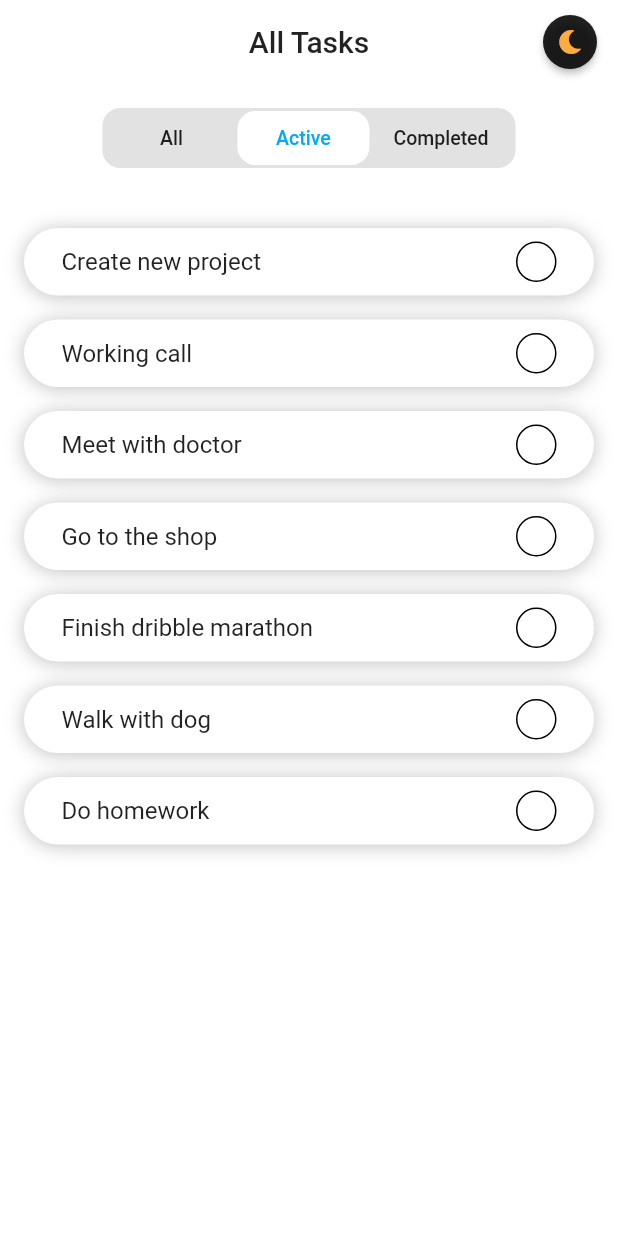
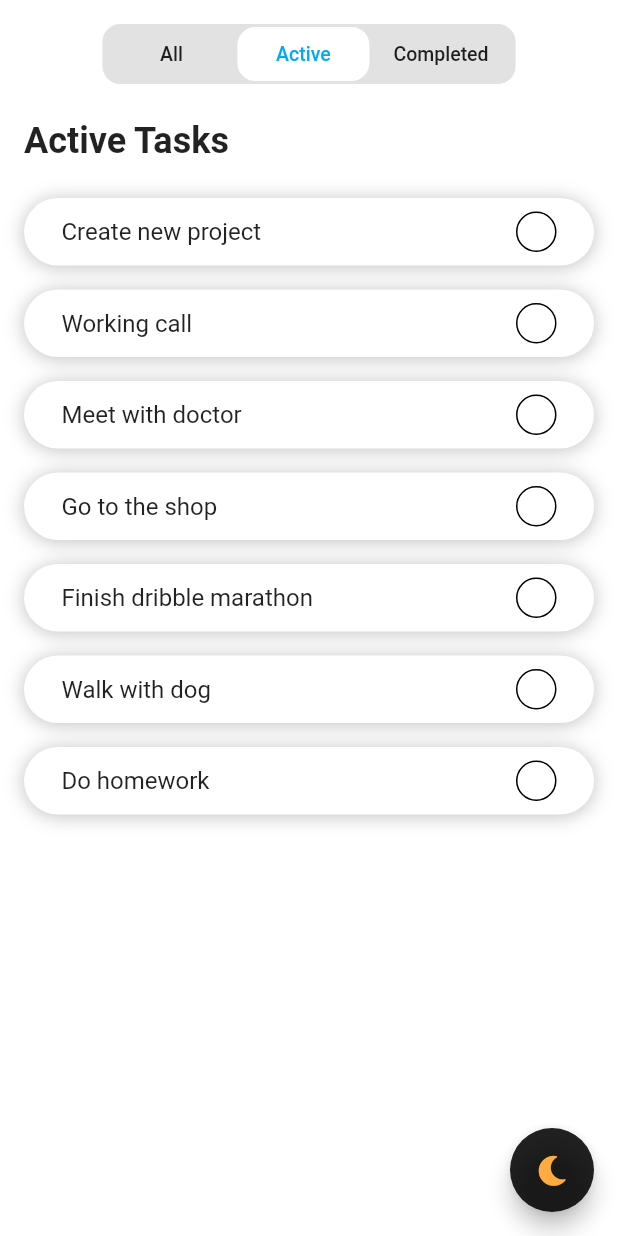
Before and after one commit to nguyenchitien/day02_ex_todolist, a Flutter app: the screen it shows after launch, after a tap on "Active", on a phone screen of 412 x 824 dp. Run offline on Flutter 3.47's test engine with Material 2 defaults, Android fonts, the phone set to English and light mode, and no system bars; our stand-ins replace font_awesome_flutter.

Commit message:
Update layout v2

```diff
--- a/lib/main.dart
+++ b/lib/main.dart
@@ -40,8 +40,8 @@ class _MyAppState extends State<MyApp> {
       backgroundColor:
           isDarkMode ? ThemeData.dark().backgroundColor : Colors.white,
       buttonColor: isDarkMode ? Color(0xff3B3B3B) : Color(0xffF1F5FB),
-      // textSelectionColor: isDarkMode ? Colors.white : Colors.black,
-      // cardColor: isDarkMode ? Color(0xFF151515) : Colors.white,
+      textSelectionColor: isDarkMode ? Colors.white : Colors.black,
+      cardColor: isDarkMode ? Color(0xFF151515) : Colors.white,
       canvasColor: isDarkMode ? ThemeData.dark().canvasColor : Colors.white,
       brightness: isDarkMode ? Brightness.dark : Brightness.light,
       appBarTheme: AppBarTheme(
@@ -54,26 +54,21 @@ class _MyAppState extends State<MyApp> {
       theme: themData,
       debugShowCheckedModeBanner: false,
       home: Scaffold(
-        appBar: AppBar(
-          title: Text(
-            "All Tasks",
+        body: SafeArea(
+          bottom: false,
+          child: HomePage(),
         ),
-          centerTitle: true,
-          actions: [
-            RoundedIconButton(
+        floatingActionButton: FloatingActionButton(
+          backgroundColor: isDarkMode ? Colors.deepPurple : Colors.black87,
           onPressed: _handleSwitchDarkTheme,
-              color: isDarkMode ? Colors.deepPurple : Colors.black87,
-              padding: EdgeInsets.all(10),
+          child: RoundedIconButton(
             icon: Icon(
               FontAwesomeIcons.solidMoon,
               color: isDarkMode ? Colors.white : Colors.orangeAccent,
-                size: 16,
+              size: 20,
             ),
           ),
-            SizedBox(width: 8),
-          ],
         ),
-        body: HomePage(),
       ),
     );
   }
--- a/lib/res/filter_modes.dart
+++ b/lib/res/filter_modes.dart
@@ -1,9 +1,11 @@
 enum FilterMode { all, active, completed }
 
 extension FilterModeEx on FilterMode {
-  String filterTitle() {
+  String get title => _getTitle(this);
+
+  String _getTitle(FilterMode filterMode) {
     var title;
-    switch (this) {
+    switch (filterMode) {
       case FilterMode.all:
         title = "All";
         break;
--- a/lib/ui/home_page.dart
+++ b/lib/ui/home_page.dart
@@ -17,8 +17,8 @@ class _HomePageState extends State<HomePage> {
   final originTasks = [...fakeData];
   final filterModes = Utils.listFilterModes;
 
-  var currFilterMode;
-  var currTasks;
+  FilterMode currFilterMode;
+  List<TaskModel> currTasks;
 
   @override
   void initState() {
@@ -71,10 +71,13 @@ class _HomePageState extends State<HomePage> {
           currFilterMode: currFilterMode,
           onSelectFilterMode: _handleSelectedFilterMode,
         ),
-        SizedBox(height: 16),
-        ListTasks(
-          tasks: currTasks,
-          onCompletedTaskCallBack: _handleCompletedTask,
+        SizedBox(height: 24),
+        Expanded(
+          child: ListTasks(
+            title: "${currFilterMode.title}",
+            tasks: currTasks,
+            onCompletedTaskCallBack: _handleCompletedTask,
+          ),
         ),
       ],
     );
--- a/lib/ui/list_tasks.dart
+++ b/lib/ui/list_tasks.dart
@@ -4,11 +4,15 @@ import 'package:flutter_day2_ex/utils/callbacks.dart';
 import 'package:flutter_day2_ex/widget/task_item.dart';
 
 class ListTasks extends StatefulWidget {
+  final title;
   final List<TaskModel> tasks;
   final CompletedTaskCallback onCompletedTaskCallBack;
 
   const ListTasks(
-      {Key key, @required this.tasks, @required this.onCompletedTaskCallBack})
+      {Key key,
+      @required this.title,
+      @required this.tasks,
+      @required this.onCompletedTaskCallBack})
       : super(key: key);
 
   @override
@@ -28,10 +32,19 @@ class _ListTasksState extends State<ListTasks> {
       );
     }
     return SingleChildScrollView(
-      physics: ClampingScrollPhysics(),
-      child: Container(
-        padding: EdgeInsets.symmetric(horizontal: 16, vertical: 24),
-        child: ListView.builder(
+      child: Column(
+        crossAxisAlignment: CrossAxisAlignment.start,
+        children: [
+          Padding(
+            padding: EdgeInsets.symmetric(horizontal: 16),
+            child: Text(
+              "${widget.title} Tasks",
+              style: TextStyle(fontSize: 24, fontWeight: FontWeight.bold),
+            ),
+          ),
+          SizedBox(height: 24),
+          ListView.builder(
+            padding: EdgeInsets.zero,
             shrinkWrap: true,
             physics: NeverScrollableScrollPhysics(),
             itemBuilder: (context, index) {
@@ -44,6 +57,7 @@ class _ListTasksState extends State<ListTasks> {
             },
             itemCount: widget.tasks.length,
           ),
+        ],
       ),
     );
   }
--- a/lib/widget/filter_tabs.dart
+++ b/lib/widget/filter_tabs.dart
@@ -36,7 +36,7 @@ class FilterTabs extends StatelessWidget {
                     filterMode == currFilterMode ? activeBackgroundColor : null,
                 textColor:
                     filterMode == currFilterMode ? textActiveColor : null,
-                title: filterMode.filterTitle(),
+                title: filterMode.title,
                 onPressed: () {
                   onSelectFilterMode(filterMode);
                 },
--- a/lib/widget/task_item.dart
+++ b/lib/widget/task_item.dart
@@ -59,7 +59,7 @@ class _TaskItemState extends State<TaskItem> {
     }
 
     return Container(
-      margin: EdgeInsets.only(bottom: 16),
+      margin: EdgeInsets.only(bottom: 16, left: 16, right: 16),
       padding: EdgeInsets.symmetric(horizontal: 24, vertical: 8),
       decoration: BoxDecoration(
         color: isDarkMode ? backgroundColorDark : backgroundColorLight,
```
Lines whose indentation alone changed are shown as unchanged.
